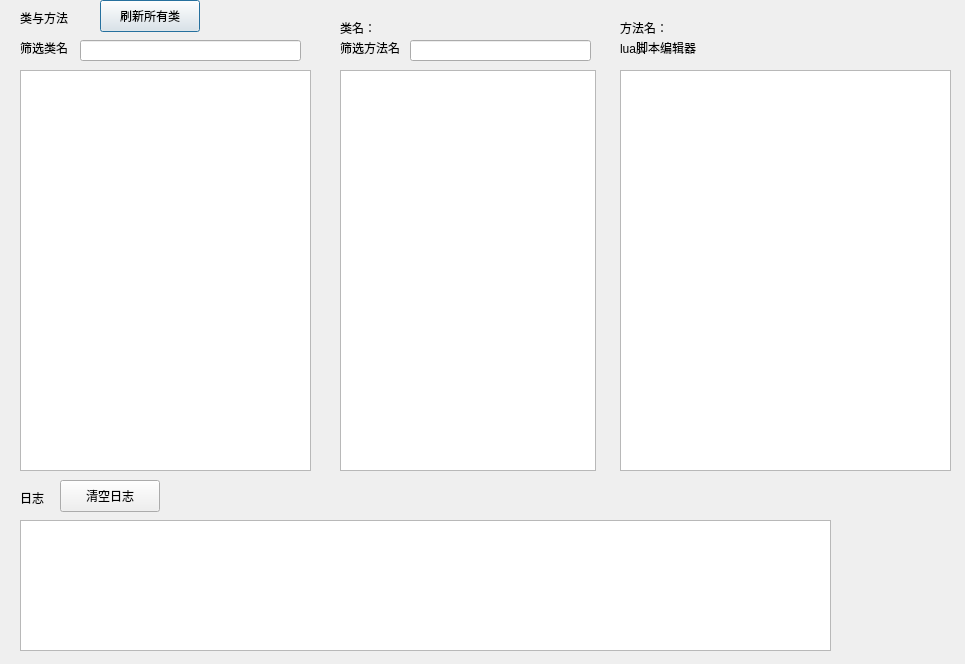
Old version of the form untitled.ui in the repository Imzpy/GirlClient.
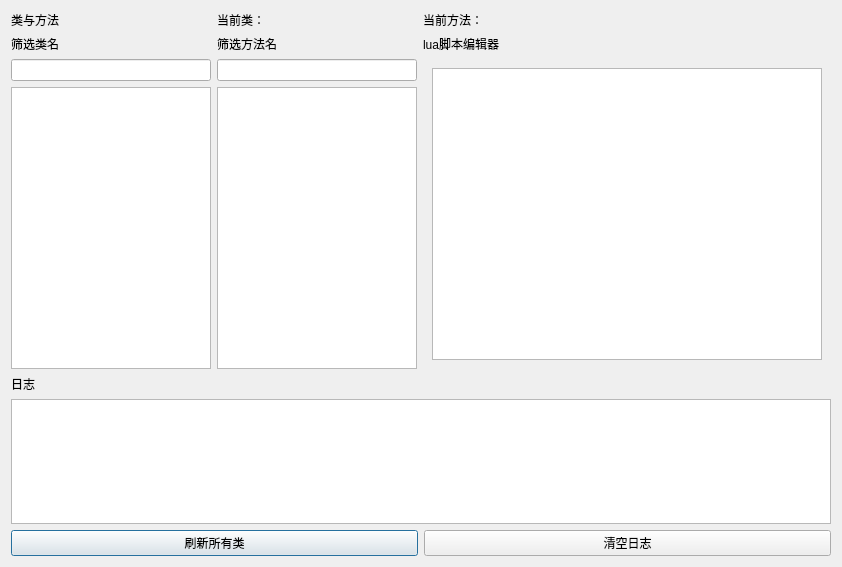
New version of the form.

Commit message: 优化UI布局，添加lua编辑器，自适应宽度

What changed in the file:
```diff
--- a/untitled.ui
+++ b/untitled.ui
@@ -6,196 +6,200 @@
    <rect>
     <x>0</x>
     <y>0</y>
-    <width>965</width>
-    <height>664</height>
+    <width>842</width>
+    <height>567</height>
    </rect>
   </property>
   <property name="windowTitle">
    <string>Dialog</string>
   </property>
-  <property name="statusTip">
-   <string>筛选类名</string>
-  </property>
-  <property name="whatsThis">
-   <string>筛选类名</string>
-  </property>
-  <widget class="QListView" name="listView_classmethod">
-   <property name="geometry">
-    <rect>
-     <x>20</x>
-     <y>70</y>
-     <width>291</width>
-     <height>401</height>
-    </rect>
-   </property>
-  </widget>
-  <widget class="QLabel" name="label_1_classandmethod">
-   <property name="geometry">
-    <rect>
-     <x>20</x>
-     <y>10</y>
-     <width>58</width>
-     <height>16</height>
-    </rect>
-   </property>
-   <property name="text">
-    <string>类与方法</string>
-   </property>
-  </widget>
-  <widget class="QLabel" name="label_2_lua">
-   <property name="geometry">
-    <rect>
-     <x>620</x>
-     <y>40</y>
-     <width>121</width>
-     <height>16</height>
-    </rect>
-   </property>
-   <property name="text">
-    <string>lua脚本编辑器</string>
-   </property>
-  </widget>
-  <widget class="QPushButton" name="refresh_class_button">
-   <property name="geometry">
-    <rect>
-     <x>100</x>
-     <y>0</y>
-     <width>100</width>
-     <height>32</height>
-    </rect>
-   </property>
-   <property name="text">
-    <string>刷新所有类</string>
-   </property>
-  </widget>
-  <widget class="QTextEdit" name="textEdit_lua">
-   <property name="geometry">
-    <rect>
-     <x>620</x>
-     <y>70</y>
-     <width>331</width>
-     <height>401</height>
-    </rect>
-   </property>
-  </widget>
-  <widget class="QLabel" name="label_3_log">
-   <property name="geometry">
-    <rect>
-     <x>20</x>
-     <y>490</y>
-     <width>111</width>
-     <height>16</height>
-    </rect>
-   </property>
-   <property name="text">
-    <string>日志</string>
-   </property>
-  </widget>
-  <widget class="QTextBrowser" name="textBrowser_log">
-   <property name="geometry">
-    <rect>
-     <x>20</x>
-     <y>520</y>
-     <width>811</width>
-     <height>131</height>
-    </rect>
-   </property>
-  </widget>
-  <widget class="QPushButton" name="clear_logs_button">
-   <property name="geometry">
-    <rect>
-     <x>60</x>
-     <y>480</y>
-     <width>100</width>
-     <height>32</height>
-    </rect>
-   </property>
-   <property name="text">
-    <string>清空日志</string>
-   </property>
-  </widget>
-  <widget class="QListView" name="listView_methods">
-   <property name="geometry">
-    <rect>
-     <x>340</x>
-     <y>70</y>
-     <width>256</width>
-     <height>401</height>
-    </rect>
-   </property>
-  </widget>
-  <widget class="QLabel" name="label">
-   <property name="geometry">
-    <rect>
-     <x>20</x>
-     <y>40</y>
-     <width>58</width>
-     <height>16</height>
-    </rect>
-   </property>
-   <property name="text">
-    <string>筛选类名</string>
-   </property>
-  </widget>
-  <widget class="QLabel" name="label_2">
-   <property name="geometry">
-    <rect>
-     <x>340</x>
-     <y>40</y>
-     <width>71</width>
-     <height>16</height>
-    </rect>
-   </property>
-   <property name="text">
-    <string>筛选方法名</string>
-   </property>
-  </widget>
-  <widget class="QLineEdit" name="plainTextEdit_filterClassName">
-   <property name="geometry">
-    <rect>
-     <x>80</x>
-     <y>40</y>
-     <width>221</width>
-     <height>21</height>
-    </rect>
-   </property>
-  </widget>
-  <widget class="QLineEdit" name="plainTextEdit_filterMethodname">
-   <property name="geometry">
-    <rect>
-     <x>410</x>
-     <y>40</y>
-     <width>181</width>
-     <height>21</height>
-    </rect>
-   </property>
-  </widget>
-  <widget class="QLabel" name="tip_classname">
-   <property name="geometry">
-    <rect>
-     <x>340</x>
-     <y>20</y>
-     <width>251</width>
-     <height>16</height>
-    </rect>
-   </property>
-   <property name="text">
-    <string>类名：</string>
-   </property>
-  </widget>
-  <widget class="QLabel" name="tip_methodname">
-   <property name="geometry">
-    <rect>
-     <x>620</x>
-     <y>20</y>
-     <width>331</width>
-     <height>16</height>
-    </rect>
-   </property>
-   <property name="text">
-    <string>方法名：</string>
-   </property>
-  </widget>
+  <layout class="QGridLayout" name="gridLayout">
+   <item row="0" column="0">
+    <layout class="QVBoxLayout" name="verticalLayout_left">
+     <item>
+      <widget class="QLabel" name="label_1_classandmethod">
+       <property name="maximumSize">
+        <size>
+         <width>200</width>
+         <height>16777215</height>
+        </size>
+       </property>
+       <property name="text">
+        <string>类与方法</string>
+       </property>
+      </widget>
+     </item>
+     <item>
+      <widget class="QLabel" name="label">
+       <property name="text">
+        <string>筛选类名</string>
+       </property>
+      </widget>
+     </item>
+     <item>
+      <widget class="QLineEdit" name="plainTextEdit_filterClassName">
+       <property name="maximumSize">
+        <size>
+         <width>200</width>
+         <height>16777215</height>
+        </size>
+       </property>
+      </widget>
+     </item>
+     <item>
+      <widget class="QListView" name="listView_classmethod">
+       <property name="sizePolicy">
+        <sizepolicy hsizetype="Expanding" vsizetype="Expanding">
+         <horstretch>0</horstretch>
+         <verstretch>0</verstretch>
+        </sizepolicy>
+       </property>
+       <property name="maximumSize">
+        <size>
+         <width>200</width>
+         <height>16777215</height>
+        </size>
+       </property>
+      </widget>
+     </item>
+    </layout>
+   </item>
+   <item row="0" column="1">
+    <layout class="QVBoxLayout" name="verticalLayout_mid">
+     <item>
+      <widget class="QLabel" name="tip_classname">
+       <property name="maximumSize">
+        <size>
+         <width>200</width>
+         <height>16777215</height>
+        </size>
+       </property>
+       <property name="text">
+        <string>当前类：</string>
+       </property>
+      </widget>
+     </item>
+     <item>
+      <widget class="QLabel" name="label_2">
+       <property name="text">
+        <string>筛选方法名</string>
+       </property>
+      </widget>
+     </item>
+     <item>
+      <widget class="QLineEdit" name="plainTextEdit_filterMethodname">
+       <property name="maximumSize">
+        <size>
+         <width>200</width>
+         <height>16777215</height>
+        </size>
+       </property>
+      </widget>
+     </item>
+     <item>
+      <widget class="QListView" name="listView_methods">
+       <property name="maximumSize">
+        <size>
+         <width>200</width>
+         <height>16777215</height>
+        </size>
+       </property>
+      </widget>
+     </item>
+    </layout>
+   </item>
+   <item row="0" column="2">
+    <layout class="QVBoxLayout" name="verticalLayout_right">
+     <item>
+      <widget class="QLabel" name="tip_methodname">
+       <property name="maximumSize">
+        <size>
+         <width>200</width>
+         <height>16777215</height>
+        </size>
+       </property>
+       <property name="text">
+        <string>当前方法：</string>
+       </property>
+      </widget>
+     </item>
+     <item>
+      <widget class="QLabel" name="label_2_lua">
+       <property name="text">
+        <string>lua脚本编辑器</string>
+       </property>
+      </widget>
+     </item>
+     <item>
+      <widget class="QWidget" name="horizontalLayoutWidget" native="true">
+       <layout class="QHBoxLayout" name="horizontalLayout">
+        <item>
+         <widget class="QTextEdit" name="textEdit_lua">
+          <property name="sizePolicy">
+           <sizepolicy hsizetype="Expanding" vsizetype="Expanding">
+            <horstretch>0</horstretch>
+            <verstretch>0</verstretch>
+           </sizepolicy>
+          </property>
+          <property name="maximumSize">
+           <size>
+            <width>16777215</width>
+            <height>16777215</height>
+           </size>
+          </property>
+         </widget>
+        </item>
+       </layout>
+      </widget>
+     </item>
+    </layout>
+   </item>
+   <item row="1" column="0" colspan="3">
+    <layout class="QVBoxLayout" name="verticalLayout_bottom">
+     <item>
+      <widget class="QLabel" name="label_3_log">
+       <property name="text">
+        <string>日志</string>
+       </property>
+      </widget>
+     </item>
+     <item>
+      <widget class="QTextBrowser" name="textBrowser_log">
+       <property name="sizePolicy">
+        <sizepolicy hsizetype="Expanding" vsizetype="Maximum">
+         <horstretch>0</horstretch>
+         <verstretch>0</verstretch>
+        </sizepolicy>
+       </property>
+       <property name="maximumSize">
+        <size>
+         <width>16777215</width>
+         <height>125</height>
+        </size>
+       </property>
+      </widget>
+     </item>
+     <item>
+      <layout class="QHBoxLayout" name="horizontalLayout_buttons">
+       <item>
+        <widget class="QPushButton" name="refresh_class_button">
+         <property name="text">
+          <string>刷新所有类</string>
+         </property>
+        </widget>
+       </item>
+       <item>
+        <widget class="QPushButton" name="clear_logs_button">
+         <property name="text">
+          <string>清空日志</string>
+         </property>
+        </widget>
+       </item>
+      </layout>
+     </item>
+    </layout>
+   </item>
+  </layout>
  </widget>
  <resources/>
  <connections/>
```
The commit also changes 2 other files.
